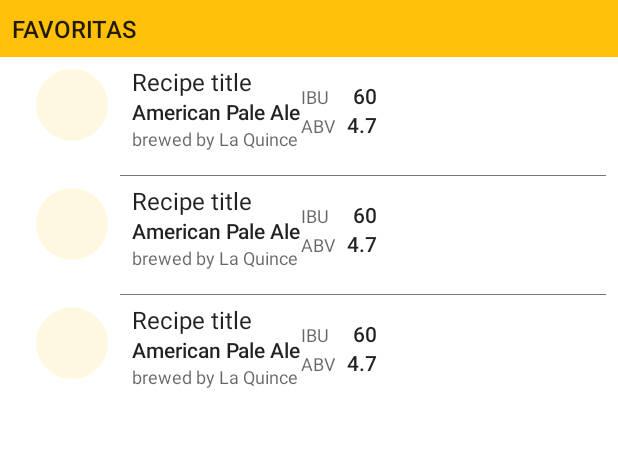
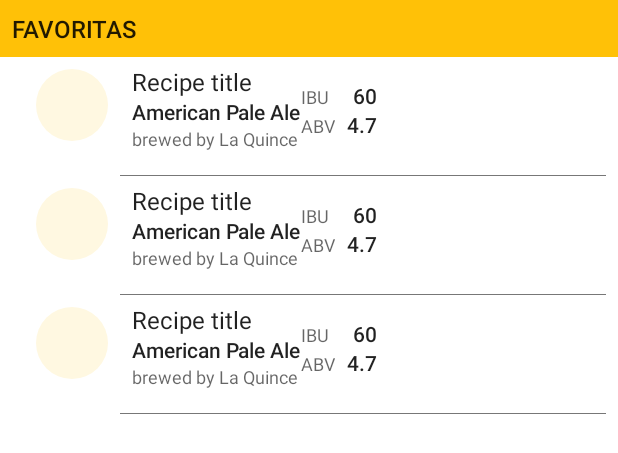
Before and after one commit to urizev/birritas, an Android app: the layout beer_list_widget.xml on its own in the app's theme, with its tools: preview values and no code run, on a phone screen of 412 x 824 dp. Shown: the top 453 px of the screen. Run offline under Robolectric (Android 15) with nearby library versions, the phone set to English and light mode, and no system bars.

Commit message:
Widget almost ready

```diff
--- a/app/src/main/AndroidManifest.xml
+++ b/app/src/main/AndroidManifest.xml
@@ -55,6 +55,7 @@
 
         <service
             android:name=".view.widget.BeerListWidgetRemoveViewService"
+            android:permission="android.permission.BIND_REMOTEVIEWS"
             android:exported="false">
         </service>
         <service
--- a/app/src/main/java/com/urizev/birritas/view/widget/BeerListWidgetUpdateService.java
+++ b/app/src/main/java/com/urizev/birritas/view/widget/BeerListWidgetUpdateService.java
@@ -113,6 +113,7 @@ public class BeerListWidgetUpdateService extends IntentService {
         views.setTextViewText(R.id.widget_title, title);
         views.setRemoteAdapter(R.id.widget_list, intent);
 
+        manager.notifyAppWidgetViewDataChanged(widgetId, R.id.widget_list);
         manager.updateAppWidget(widgetId, views);
     }
 }
--- a/app/src/main/res/layout/beer_list_widget.xml
+++ b/app/src/main/res/layout/beer_list_widget.xml
@@ -18,7 +18,8 @@
     <ListView
         android:id="@+id/widget_list"
         android:layout_width="wrap_content"
-        android:layout_height="wrap_content"
+        android:layout_height="match_parent"
+        android:background="@color/cardview_light_background"
         android:divider="@drawable/widget_divider"
         android:paddingLeft="@dimen/widget_padding"
         android:paddingStart="@dimen/widget_padding"
--- a/app/src/main/res/xml/beer_list_widget_info.xml
+++ b/app/src/main/res/xml/beer_list_widget_info.xml
@@ -4,8 +4,8 @@
     android:configure="com.urizev.birritas.view.widget.BeerListWidgetConfigureActivity"
     android:initialKeyguardLayout="@layout/beer_list_widget"
     android:initialLayout="@layout/beer_list_widget"
-    android:minHeight="40dp"
-    android:minWidth="110dp"
+    android:minHeight="240dp"
+    android:minWidth="160dp"
     android:previewImage="@drawable/example_appwidget_preview"
     android:resizeMode="horizontal|vertical"
     android:updatePeriodMillis="86400000"
```
Also changed, not shown: app/src/main/java/com/urizev/birritas/view/widget/BeerListWidgetAdapter.java (+12 -7 lines).
